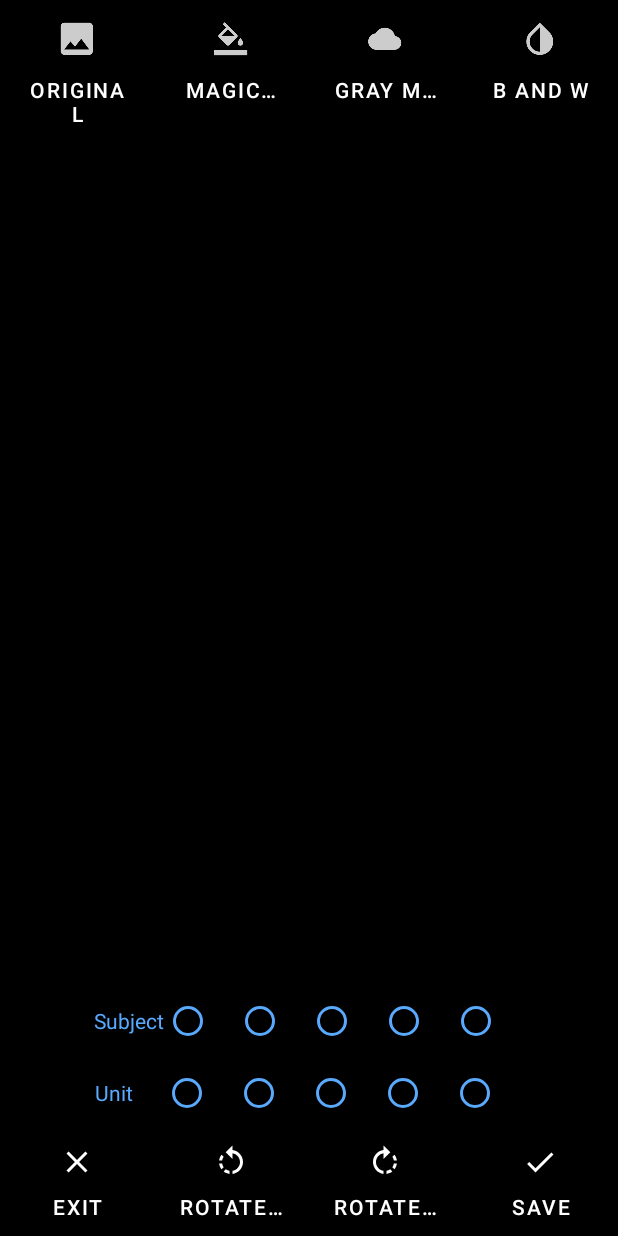
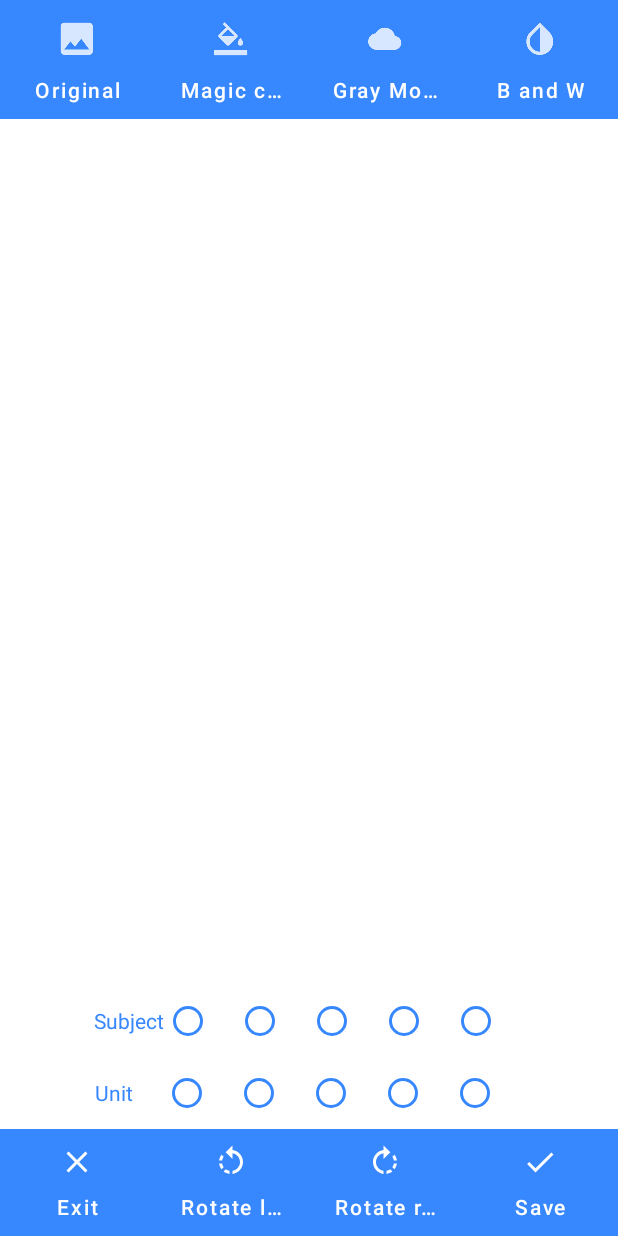
Before and after one commit to shambu2k/smart-note, an Android app: the fragment ResultFragment shown on its own in the app's theme, on a phone screen of 412 x 824 dp. Run offline under Robolectric (Android 15) with nearby library versions, the phone set to English and light mode, and no system bars; libraries missing offline, so code that uses them is left out: com.google.mlkit.vision; 3 statements that could not run were skipped.

Commit message:
feat(ui): Improve scan UI (#47)
* feat(UI): Improve scan UI

* refactor: delete unused images

```diff
--- /dev/null
+++ b/scanlibrary/src/main/res/drawable/ic_baseline_camera_alt_24.xml
@@ -0,0 +1,6 @@
+<vector android:height="24dp" android:tint="#FFFFFF"
+    android:viewportHeight="24" android:viewportWidth="24"
+    android:width="24dp" xmlns:android="http://schemas.android.com/apk/res/android">
+    <path android:fillColor="@android:color/white" android:pathData="M12,12m-3.2,0a3.2,3.2 0,1 1,6.4 0a3.2,3.2 0,1 1,-6.4 0"/>
+    <path android:fillColor="@android:color/white" android:pathData="M9,2L7.17,4L4,4c-1.1,0 -2,0.9 -2,2v12c0,1.1 0.9,2 2,2h16c1.1,0 2,-0.9 2,-2L22,6c0,-1.1 -0.9,-2 -2,-2h-3.17L15,2L9,2zM12,17c-2.76,0 -5,-2.24 -5,-5s2.24,-5 5,-5 5,2.24 5,5 -2.24,5 -5,5z"/>
+</vector>
--- /dev/null
+++ b/scanlibrary/src/main/res/drawable/ic_baseline_folder_24.xml
@@ -0,0 +1,5 @@
+<vector android:height="24dp" android:tint="#FFFFFF"
+    android:viewportHeight="24" android:viewportWidth="24"
+    android:width="24dp" xmlns:android="http://schemas.android.com/apk/res/android">
+    <path android:fillColor="@android:color/white" android:pathData="M10,4H4c-1.1,0 -1.99,0.9 -1.99,2L2,18c0,1.1 0.9,2 2,2h16c1.1,0 2,-0.9 2,-2V8c0,-1.1 -0.9,-2 -2,-2h-8l-2,-2z"/>
+</vector>
--- a/scanlibrary/src/main/res/layout/result_layout.xml
+++ b/scanlibrary/src/main/res/layout/result_layout.xml
@@ -2,7 +2,7 @@
 <LinearLayout xmlns:android="http://schemas.android.com/apk/res/android"
     android:layout_width="match_parent"
     android:layout_height="match_parent"
-    android:background="@android:color/black"
+    android:background="@android:color/white"
     android:orientation="vertical">
 
     <LinearLayout
@@ -15,9 +15,10 @@
             android:layout_width="0dp"
             android:layout_height="wrap_content"
             android:layout_weight="1"
-            android:background="@android:color/transparent"
+            android:background="@color/colorPrimaryDark"
             android:drawableTop="@drawable/ic_image"
-            android:text="Original"
+            android:text="@string/original"
+            android:textAllCaps="false"
             android:textColor="@android:color/white" />
 
         <Button
@@ -25,10 +26,11 @@
             android:layout_width="0dp"
             android:layout_height="wrap_content"
             android:layout_weight="1"
-            android:background="@android:color/transparent"
+            android:background="@color/colorPrimaryDark"
             android:drawableTop="@drawable/ic_enhamce_image"
             android:singleLine="true"
-            android:text="Magic color"
+            android:textAllCaps="false"
+            android:text="@string/magic_color"
             android:textColor="@android:color/white" />
 
         <Button
@@ -36,10 +38,11 @@
             android:layout_width="0dp"
             android:layout_height="wrap_content"
             android:layout_weight="1"
-            android:background="@android:color/transparent"
+            android:background="@color/colorPrimaryDark"
             android:drawableTop="@drawable/ic_gray"
             android:singleLine="true"
-            android:text="Gray Mode"
+            android:text="@string/gray_mode"
+            android:textAllCaps="false"
             android:textColor="@android:color/white" />
 
         <Button
@@ -47,10 +50,11 @@
             android:layout_width="0dp"
             android:layout_height="wrap_content"
             android:layout_weight="1"
-            android:background="@android:color/transparent"
+            android:background="@color/colorPrimaryDark"
             android:drawableTop="@drawable/ic_black_and_white"
             android:singleLine="true"
-            android:text="B and W"
+            android:text="@string/bandw"
+            android:textAllCaps="false"
             android:textColor="@android:color/white" />
     </LinearLayout>
 
@@ -85,29 +89,29 @@
         <TextView
             android:layout_width="wrap_content"
             android:layout_height="wrap_content"
-            android:text="Subject"
-            android:textColor="@color/blue"/>
+            android:text="@string/subject"
+            android:textColor="@color/colorPrimaryDark"/>
 
         <RadioButton
             android:layout_width="wrap_content"
             android:layout_height="wrap_content"
-            android:buttonTint="@color/blue"/>
+            android:buttonTint="@color/colorPrimaryDark"/>
         <RadioButton
             android:layout_width="wrap_content"
             android:layout_height="wrap_content"
-            android:buttonTint="@color/blue"/>
+            android:buttonTint="@color/colorPrimaryDark"/>
         <RadioButton
             android:layout_width="wrap_content"
             android:layout_height="wrap_content"
-            android:buttonTint="@color/blue"/>
+            android:buttonTint="@color/colorPrimaryDark"/>
         <RadioButton
             android:layout_width="wrap_content"
             android:layout_height="wrap_content"
-            android:buttonTint="@color/blue"/>
+            android:buttonTint="@color/colorPrimaryDark"/>
         <RadioButton
             android:layout_width="wrap_content"
             android:layout_height="wrap_content"
-            android:buttonTint="@color/blue"/>
+            android:buttonTint="@color/colorPrimaryDark"/>
     </RadioGroup>
 
     <RadioGroup
@@ -121,28 +125,28 @@
             android:layout_width="wrap_content"
             android:layout_height="wrap_content"
             android:text="Unit      "
-            android:textColor="@color/blue"/>
+            android:textColor="@color/colorPrimaryDark"/>
 
         <RadioButton
             android:layout_width="wrap_content"
             android:layout_height="wrap_content"
-            android:buttonTint="@color/blue"/>
+            android:buttonTint="@color/colorPrimaryDark"/>
         <RadioButton
             android:layout_width="wrap_content"
             android:layout_height="wrap_content"
-            android:buttonTint="@color/blue"/>
+            android:buttonTint="@color/colorPrimaryDark"/>
         <RadioButton
             android:layout_width="wrap_content"
             android:layout_height="wrap_content"
-            android:buttonTint="@color/blue"/>
+            android:buttonTint="@color/colorPrimaryDark"/>
         <RadioButton
             android:layout_width="wrap_content"
             android:layout_height="wrap_content"
-            android:buttonTint="@color/blue"/>
+            android:buttonTint="@color/colorPrimaryDark"/>
         <RadioButton
             android:layout_width="wrap_content"
             android:layout_height="wrap_content"
-            android:buttonTint="@color/blue"/>
+            android:buttonTint="@color/colorPrimaryDark"/>
     </RadioGroup>
 
     <LinearLayout
@@ -155,9 +159,10 @@
             android:layout_width="0dp"
             android:layout_height="wrap_content"
             android:layout_weight="1"
-            android:background="@android:color/transparent"
+            android:background="@color/colorPrimaryDark"
             android:drawableTop="@drawable/ic_baseline_close_24"
-            android:text="Exit"
+            android:text="@string/exit"
+            android:textAllCaps="false"
             android:textColor="@android:color/white" />
 
         <Button
@@ -165,10 +170,11 @@
             android:layout_width="0dp"
             android:layout_height="wrap_content"
             android:layout_weight="1"
-            android:background="@android:color/transparent"
+            android:background="@color/colorPrimaryDark"
             android:drawableTop="@drawable/ic_baseline_rotate_left_24"
             android:singleLine="true"
-            android:text="Rotate left"
+            android:textAllCaps="false"
+            android:text="@string/rotate_left"
             android:textColor="@android:color/white" />
 
         <Button
@@ -176,10 +182,11 @@
             android:layout_width="0dp"
             android:layout_height="wrap_content"
             android:layout_weight="1"
-            android:background="@android:color/transparent"
+            android:textAllCaps="false"
+            android:background="@color/colorPrimaryDark"
             android:drawableTop="@drawable/ic_baseline_rotate_right_24"
             android:singleLine="true"
-            android:text="Rotate right"
+            android:text="@string/rotate_right"
             android:textColor="@android:color/white" />
 
         <Button
@@ -187,10 +194,11 @@
             android:layout_width="0dp"
             android:layout_height="wrap_content"
             android:layout_weight="1"
-            android:background="@android:color/transparent"
+            android:textAllCaps="false"
+            android:background="@color/colorPrimaryDark"
             android:drawableTop="@drawable/ic_baseline_check_24"
             android:singleLine="true"
-            android:text="Save"
+            android:text="@string/save"
             android:textColor="@android:color/white" />
     </LinearLayout>
 
--- a/scanlibrary/src/main/res/layout/scan_fragment_layout.xml
+++ b/scanlibrary/src/main/res/layout/scan_fragment_layout.xml
@@ -2,7 +2,7 @@
 <RelativeLayout xmlns:android="http://schemas.android.com/apk/res/android"
     android:layout_width="match_parent"
     android:layout_height="match_parent"
-    android:background="@android:color/black"
+    android:background="@android:color/white"
     android:orientation="vertical">
 
     <Button
@@ -10,8 +10,9 @@
         android:layout_width="fill_parent"
         android:layout_height="wrap_content"
         android:layout_alignParentBottom="true"
-        android:background="@color/bottom_background_color"
+        android:background="@color/colorPrimaryDark"
         android:orientation="horizontal"
+        android:textColor="@android:color/white"
         android:padding="@dimen/bottom_bar_padding"
         android:text="@string/scan" />
 
--- a/scanlibrary/src/main/res/values/colors.xml
+++ b/scanlibrary/src/main/res/values/colors.xml
@@ -4,7 +4,9 @@
     <color name="blue">#ff59a9ff</color>
     <color name="orange">#ffff900d</color>
     <color name="bottom_background_color">#ffc4c2bc</color>
-
+    <color name="colorPrimary">#3787ff</color>
+    <color name="colorPrimaryDark">#3787ff</color>
+    <color name="colorAccent">#03DAC5</color>
     <color name="polygonViewCircleStrokeColor">#ff59a9ff</color>
     <color name="polygonViewCircleBackground">#90e5f8ff</color>
 </resources>
--- a/scanlibrary/src/main/res/values/strings.xml
+++ b/scanlibrary/src/main/res/values/strings.xml
@@ -11,4 +11,14 @@
     <string name="low_memory">Low Memory</string>
     <string name="low_memory_message">Your phone is low on memory, you may feel some lags while editing images.</string>
     <string name="detecting_sub_unit">Detecting Subject and Unit</string>
+    <string name="subject">Subject</string>
+    <string name="unit">Unit      </string>
+    <string name="original">Original</string>
+    <string name="magic_color">Magic color</string>
+    <string name="gray_mode">Gray Mode</string>
+    <string name="bandw">B and W</string>
+    <string name="exit">Exit</string>
+    <string name="rotate_left">Rotate left</string>
+    <string name="rotate_right">Rotate right</string>
+    <string name="save">Save</string>
 </resources>
```
Also changed, not shown: scanlibrary/src/main/res/layout/pick_image_fragment.xml (+16 -8 lines), scanlibrary/src/main/res/drawable-mdpi/camera.png (deleted), scanlibrary/src/main/res/drawable-mdpi/gallery.png (deleted).
